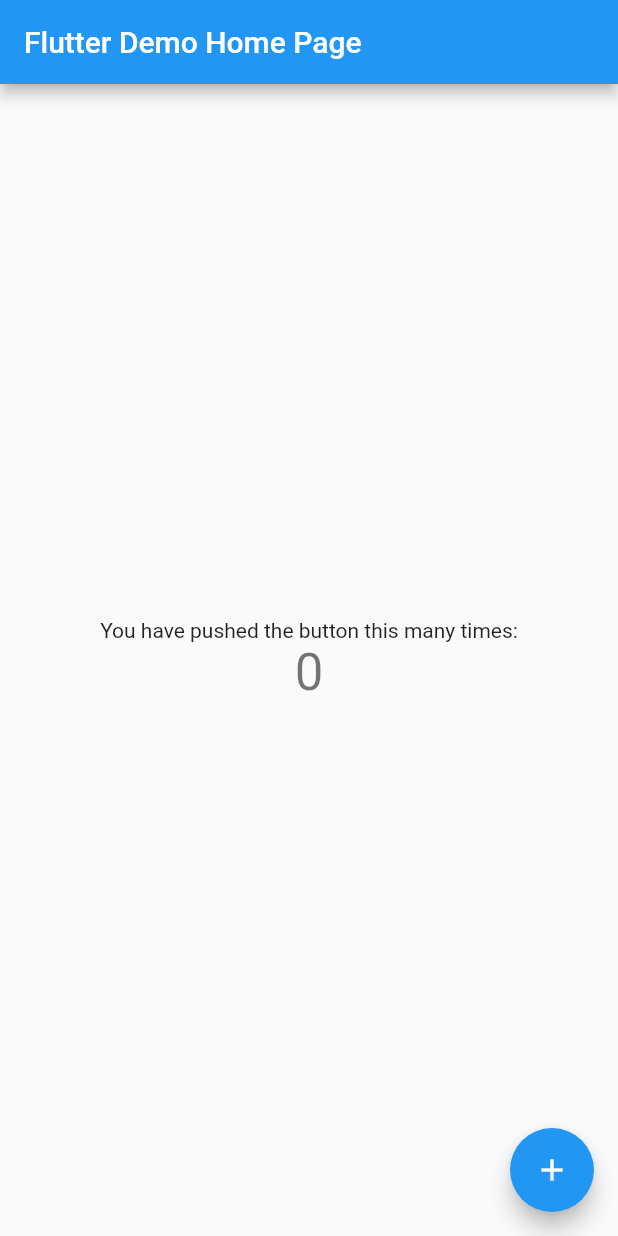
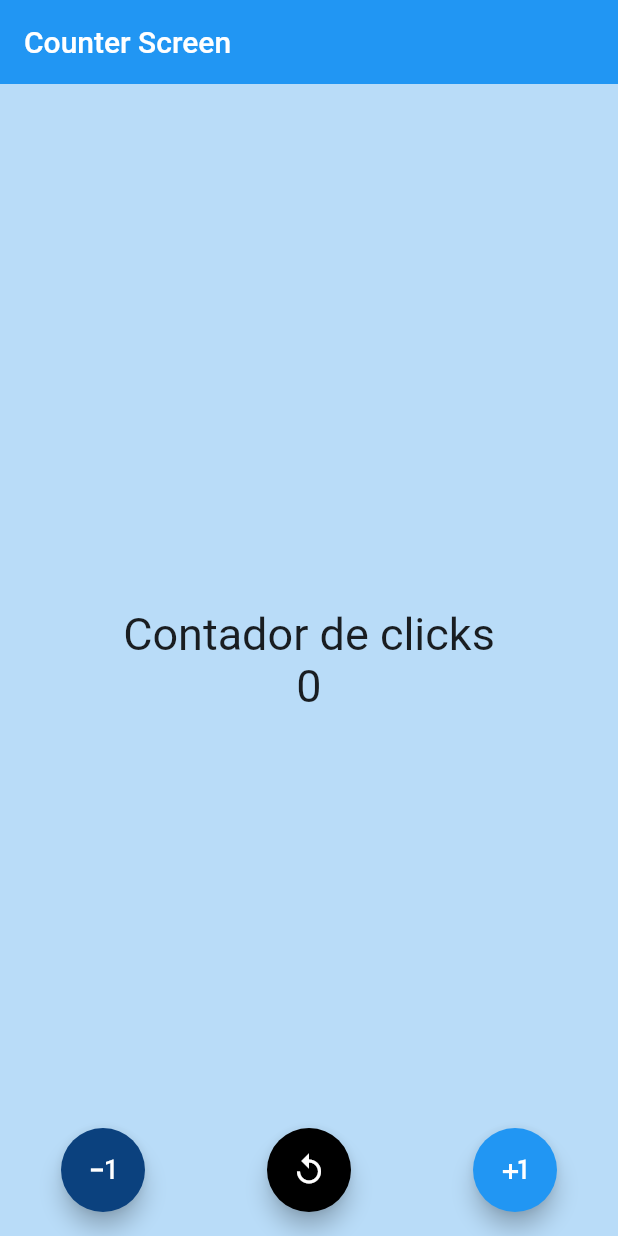
Before and after one commit to AlfonsoArzaveHernandez/contadorFluter, a Flutter app: the screen it shows after launch, on a phone screen of 412 x 824 dp. Run offline on Flutter 3.47's test engine with Material 2 defaults, Android fonts, the phone set to English and light mode, and no system bars.

Commit message:
Segundo commit pq me equivoque de codigo

```diff
--- a/lib/main.dart
+++ b/lib/main.dart
@@ -1,3 +1,4 @@
+import 'package:contador/screens/counter_screen.dart';
 import 'package:flutter/material.dart';
 
 void main() {
@@ -7,109 +8,11 @@ void main() {
 class MyApp extends StatelessWidget {
   const MyApp({Key? key}) : super(key: key);
 
-  // This widget is the root of your application.
   @override
   Widget build(BuildContext context) {
-    return MaterialApp(
-      title: 'Flutter Demo',
-      theme: ThemeData(
-        // This is the theme of your application.
-        //
-        // Try running your application with "flutter run". You'll see the
-        // application has a blue toolbar. Then, without quitting the app, try
-        // changing the primarySwatch below to Colors.green and then invoke
-        // "hot reload" (press "r" in the console where you ran "flutter run",
-        // or simply save your changes to "hot reload" in a Flutter IDE).
-        // Notice that the counter didn't reset back to zero; the application
-        // is not restarted.
-        primarySwatch: Colors.blue,
-      ),
-      home: const MyHomePage(title: 'Flutter Demo Home Page'),
+    return const MaterialApp(
+      debugShowCheckedModeBanner: false,
+      home: CounterScreen(),
     );
   }
 }
-
-class MyHomePage extends StatefulWidget {
-  const MyHomePage({Key? key, required this.title}) : super(key: key);
-
-  // This widget is the home page of your application. It is stateful, meaning
-  // that it has a State object (defined below) that contains fields that affect
-  // how it looks.
-
-  // This class is the configuration for the state. It holds the values (in this
-  // case the title) provided by the parent (in this case the App widget) and
-  // used by the build method of the State. Fields in a Widget subclass are
-  // always marked "final".
-
-  final String title;
-
-  @override
-  State<MyHomePage> createState() => _MyHomePageState();
-}
-
-class _MyHomePageState extends State<MyHomePage> {
-  int _counter = 0;
-
-  void _incrementCounter() {
-    setState(() {
-      // This call to setState tells the Flutter framework that something has
-      // changed in this State, which causes it to rerun the build method below
-      // so that the display can reflect the updated values. If we changed
-      // _counter without calling setState(), then the build method would not be
-      // called again, and so nothing would appear to happen.
-      _counter++;
-    });
-  }
-
-  @override
-  Widget build(BuildContext context) {
-    // This method is rerun every time setState is called, for instance as done
-    // by the _incrementCounter method above.
-    //
-    // The Flutter framework has been optimized to make rerunning build methods
-    // fast, so that you can just rebuild anything that needs updating rather
-    // than having to individually change instances of widgets.
-    return Scaffold(
-      appBar: AppBar(
-        // Here we take the value from the MyHomePage object that was created by
-        // the App.build method, and use it to set our appbar title.
-        title: Text(widget.title),
-      ),
-      body: Center(
-        // Center is a layout widget. It takes a single child and positions it
-        // in the middle of the parent.
-        child: Column(
-          // Column is also a layout widget. It takes a list of children and
-          // arranges them vertically. By default, it sizes itself to fit its
-          // children horizontally, and tries to be as tall as its parent.
-          //
-          // Invoke "debug painting" (press "p" in the console, choose the
-          // "Toggle Debug Paint" action from the Flutter Inspector in Android
-          // Studio, or the "Toggle Debug Paint" command in Visual Studio Code)
-          // to see the wireframe for each widget.
-          //
-          // Column has various properties to control how it sizes itself and
-          // how it positions its children. Here we use mainAxisAlignment to
-          // center the children vertically; the main axis here is the vertical
-          // axis because Columns are vertical (the cross axis would be
-          // horizontal).
-          mainAxisAlignment: MainAxisAlignment.center,
-          children: <Widget>[
-            const Text(
-              'You have pushed the button this many times:',
-            ),
-            Text(
-              '$_counter',
-              style: Theme.of(context).textTheme.headline4,
-            ),
-          ],
-        ),
-      ),
-      floatingActionButton: FloatingActionButton(
-        onPressed: _incrementCounter,
-        tooltip: 'Increment',
-        child: const Icon(Icons.add),
-      ), // This trailing comma makes auto-formatting nicer for build methods.
-    );
-  }
-}
--- /dev/null
+++ b/lib/screens/counter_screen.dart
@@ -0,0 +1,81 @@
+import 'package:flutter/material.dart';
+
+class CounterScreen extends StatefulWidget {
+  const CounterScreen({Key? key}) : super(key: key);
+
+  @override
+  State<CounterScreen> createState() => _CounterScreenState();
+}
+
+class _CounterScreenState extends State<CounterScreen> {
+  int counter = 0;
+  @override
+  Widget build(BuildContext context) {
+    const TextStyle fontSize30 = TextStyle(fontSize: 30);
+
+    return Scaffold(
+      appBar: AppBar(
+        title: const Text('Counter Screen'),
+        elevation: 0.0,
+      ),
+      backgroundColor: const Color.fromARGB(255, 185, 220, 248),
+      body: Center(
+        child: Column(
+          mainAxisAlignment: MainAxisAlignment.center,
+          children: [
+            const Text(
+              'Contador de clicks',
+              style: fontSize30,
+            ),
+            Text(
+              '$counter',
+              style: fontSize30,
+            )
+          ],
+        ),
+      ),
+      floatingActionButtonLocation: FloatingActionButtonLocation.centerFloat,
+      floatingActionButton: Row(
+        mainAxisAlignment: MainAxisAlignment.spaceAround,
+        children: [
+          FloatingActionButton(
+            splashColor: Colors.white70,
+            backgroundColor: const Color.fromARGB(255, 11, 65, 126),
+            onPressed: () {
+              setState(() {
+                counter--;
+              });
+            },
+            child: const Icon(Icons.exposure_minus_1_outlined,
+                color: Color.fromARGB(255, 255, 255, 255)),
+          ),
+          //const SizedBox(
+          //  height: 10.0,
+          //  width: 30.0,
+          //),
+          FloatingActionButton(
+              backgroundColor: Colors.black,
+              onPressed: () {
+                setState(() {
+                  counter = 0;
+                });
+              },
+              child: const Icon(Icons.replay_outlined)),
+          //const SizedBox(
+          //  height: 10.0,
+          //  width: 30.0,
+          //),
+          FloatingActionButton(
+            splashColor: Colors.white70,
+            onPressed: () {
+              setState(() {
+                counter++;
+              });
+            },
+            child: const Icon(Icons.plus_one),
+          )
+        ],
+      ),
+    );
+  }
+}
```
Also changed, not shown: lib/screens/home_screen.dart (added, +43 -0 lines).
